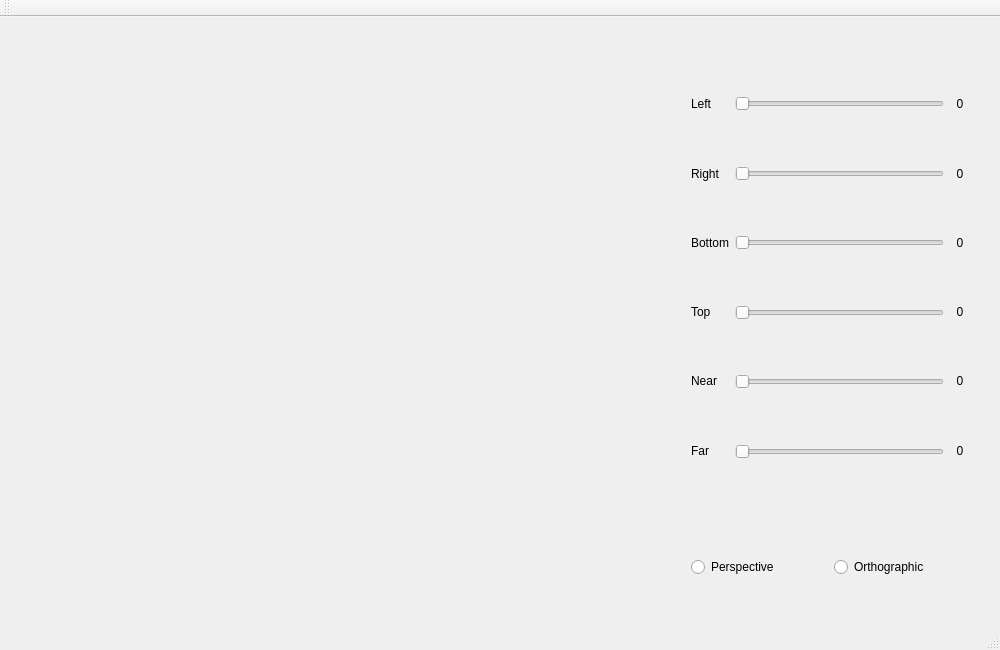
gandis0713/gengine, file example/polygon/mainwindow.ui: the form before one commit.
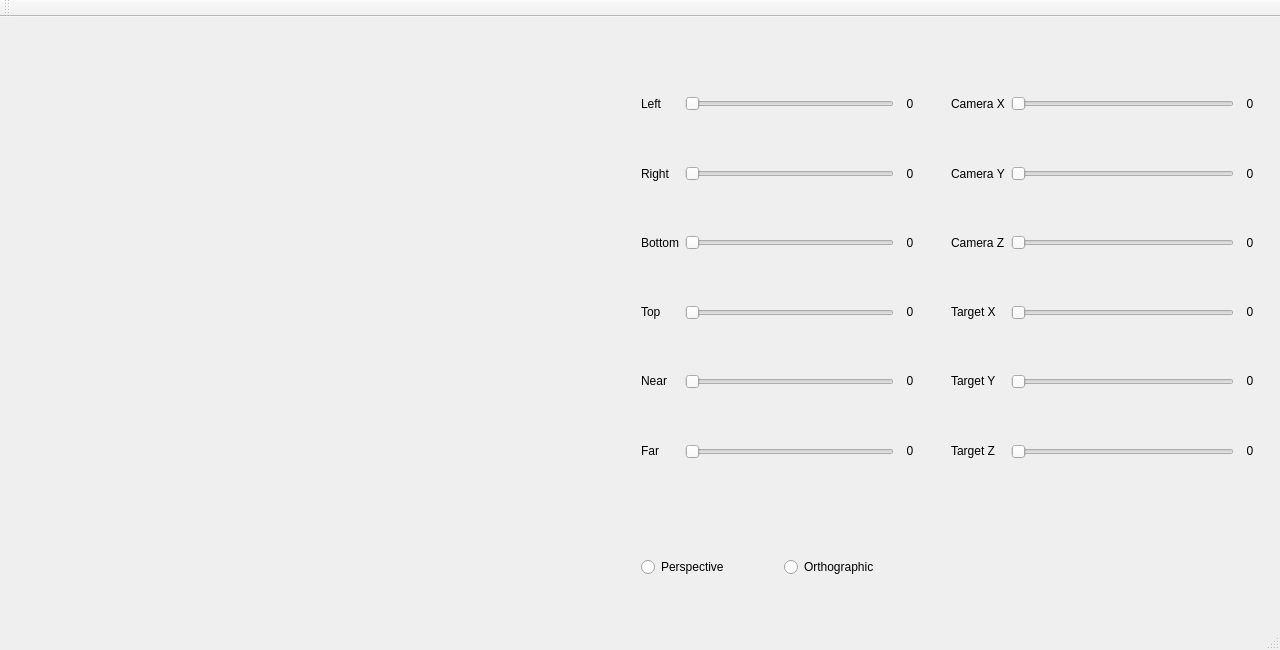
The form after the commit.

Commit message: modified that example for polygon

```diff
--- a/example/polygon/mainwindow.ui
+++ b/example/polygon/mainwindow.ui
@@ -6,7 +6,7 @@
    <rect>
     <x>0</x>
     <y>0</y>
-    <width>1000</width>
+    <width>1280</width>
     <height>650</height>
    </rect>
   </property>
@@ -19,7 +19,7 @@
      <rect>
       <x>20</x>
       <y>20</y>
-      <width>640</width>
+      <width>600</width>
       <height>560</height>
      </rect>
     </property>
@@ -27,7 +27,7 @@
    <widget class="QWidget" name="verticalLayoutWidget">
     <property name="geometry">
      <rect>
-      <x>680</x>
+      <x>630</x>
       <y>20</y>
       <width>301</width>
       <height>481</height>
@@ -493,7 +493,7 @@
    <widget class="QWidget" name="horizontalLayoutWidget">
     <property name="geometry">
      <rect>
-      <x>680</x>
+      <x>630</x>
       <y>510</y>
       <width>301</width>
       <height>80</height>
@@ -524,6 +524,472 @@
      </item>
     </layout>
    </widget>
+   <widget class="QWidget" name="verticalLayoutWidget_2">
+    <property name="geometry">
+     <rect>
+      <x>940</x>
+      <y>20</y>
+      <width>331</width>
+      <height>481</height>
+     </rect>
+    </property>
+    <layout class="QVBoxLayout" name="verticalLayout_7">
+     <item>
+      <layout class="QHBoxLayout" name="horizontalLayout_9">
+       <item>
+        <layout class="QVBoxLayout" name="verticalLayout_8">
+         <property name="sizeConstraint">
+          <enum>QLayout::SetFixedSize</enum>
+         </property>
+         <item>
+          <spacer name="verticalSpacer_22">
+           <property name="orientation">
+            <enum>Qt::Vertical</enum>
+           </property>
+           <property name="sizeHint" stdset="0">
+            <size>
+             <width>20</width>
+             <height>40</height>
+            </size>
+           </property>
+          </spacer>
+         </item>
+         <item>
+          <widget class="QLabel" name="label_7">
+           <property name="text">
+            <string>Camera X</string>
+           </property>
+          </widget>
+         </item>
+         <item>
+          <spacer name="verticalSpacer_23">
+           <property name="orientation">
+            <enum>Qt::Vertical</enum>
+           </property>
+           <property name="sizeHint" stdset="0">
+            <size>
+             <width>20</width>
+             <height>40</height>
+            </size>
+           </property>
+          </spacer>
+         </item>
+         <item>
+          <widget class="QLabel" name="label_8">
+           <property name="text">
+            <string>Camera Y</string>
+           </property>
+          </widget>
+         </item>
+         <item>
+          <spacer name="verticalSpacer_24">
+           <property name="orientation">
+            <enum>Qt::Vertical</enum>
+           </property>
+           <property name="sizeHint" stdset="0">
+            <size>
+             <width>20</width>
+             <height>40</height>
+            </size>
+           </property>
+          </spacer>
+         </item>
+         <item>
+          <widget class="QLabel" name="label_9">
+           <property name="text">
+            <string>Camera Z</string>
+           </property>
+          </widget>
+         </item>
+         <item>
+          <spacer name="verticalSpacer_25">
+           <property name="orientation">
+            <enum>Qt::Vertical</enum>
+           </property>
+           <property name="sizeHint" stdset="0">
+            <size>
+             <width>20</width>
+             <height>40</height>
+            </size>
+           </property>
+          </spacer>
+         </item>
+         <item>
+          <widget class="QLabel" name="label_10">
+           <property name="text">
+            <string>Target X</string>
+           </property>
+          </widget>
+         </item>
+         <item>
+          <spacer name="verticalSpacer_26">
+           <property name="orientation">
+            <enum>Qt::Vertical</enum>
+           </property>
+           <property name="sizeHint" stdset="0">
+            <size>
+             <width>20</width>
+             <height>40</height>
+            </size>
+           </property>
+          </spacer>
+         </item>
+         <item>
+          <widget class="QLabel" name="label_11">
+           <property name="text">
+            <string>Target Y</string>
+           </property>
+          </widget>
+         </item>
+         <item>
+          <spacer name="verticalSpacer_27">
+           <property name="orientation">
+            <enum>Qt::Vertical</enum>
+           </property>
+           <property name="sizeHint" stdset="0">
+            <size>
+             <width>20</width>
+             <height>40</height>
+            </size>
+           </property>
+          </spacer>
+         </item>
+         <item>
+          <widget class="QLabel" name="label_12">
+           <property name="text">
+            <string>Target Z</string>
+           </property>
+          </widget>
+         </item>
+         <item>
+          <spacer name="verticalSpacer_28">
+           <property name="orientation">
+            <enum>Qt::Vertical</enum>
+           </property>
+           <property name="sizeHint" stdset="0">
+            <size>
+             <width>20</width>
+             <height>40</height>
+            </size>
+           </property>
+          </spacer>
+         </item>
+        </layout>
+       </item>
+       <item>
+        <layout class="QVBoxLayout" name="verticalLayout_9">
+         <property name="sizeConstraint">
+          <enum>QLayout::SetFixedSize</enum>
+         </property>
+         <item>
+          <spacer name="verticalSpacer_29">
+           <property name="orientation">
+            <enum>Qt::Vertical</enum>
+           </property>
+           <property name="sizeHint" stdset="0">
+            <size>
+             <width>20</width>
+             <height>10</height>
+            </size>
+           </property>
+          </spacer>
+         </item>
+         <item>
+          <widget class="QSlider" name="SCameraX">
+           <property name="sizePolicy">
+            <sizepolicy hsizetype="Expanding" vsizetype="Fixed">
+             <horstretch>0</horstretch>
+             <verstretch>0</verstretch>
+            </sizepolicy>
+           </property>
+           <property name="orientation">
+            <enum>Qt::Horizontal</enum>
+           </property>
+          </widget>
+         </item>
+         <item>
+          <spacer name="verticalSpacer_30">
+           <property name="orientation">
+            <enum>Qt::Vertical</enum>
+           </property>
+           <property name="sizeHint" stdset="0">
+            <size>
+             <width>20</width>
+             <height>40</height>
+            </size>
+           </property>
+          </spacer>
+         </item>
+         <item>
+          <widget class="QSlider" name="SCameraY">
+           <property name="orientation">
+            <enum>Qt::Horizontal</enum>
+           </property>
+          </widget>
+         </item>
+         <item>
+          <spacer name="verticalSpacer_31">
+           <property name="orientation">
+            <enum>Qt::Vertical</enum>
+           </property>
+           <property name="sizeHint" stdset="0">
+            <size>
+             <width>20</width>
+             <height>40</height>
+            </size>
+           </property>
+          </spacer>
+         </item>
+         <item>
+          <widget class="QSlider" name="SCameraZ">
+           <property name="orientation">
+            <enum>Qt::Horizontal</enum>
+           </property>
+          </widget>
+         </item>
+         <item>
+          <spacer name="verticalSpacer_32">
+           <property name="orientation">
+            <enum>Qt::Vertical</enum>
+           </property>
+           <property name="sizeHint" stdset="0">
+            <size>
+             <width>20</width>
+             <height>40</height>
+            </size>
+           </property>
+          </spacer>
+         </item>
+         <item>
+          <widget class="QSlider" name="STargetX">
+           <property name="orientation">
+            <enum>Qt::Horizontal</enum>
+           </property>
+          </widget>
+         </item>
+         <item>
+          <spacer name="verticalSpacer_33">
+           <property name="orientation">
+            <enum>Qt::Vertical</enum>
+           </property>
+           <property name="sizeHint" stdset="0">
+            <size>
+             <width>20</width>
+             <height>40</height>
+            </size>
+           </property>
+          </spacer>
+         </item>
+         <item>
+          <widget class="QSlider" name="STargetY">
+           <property name="orientation">
+            <enum>Qt::Horizontal</enum>
+           </property>
+          </widget>
+         </item>
+         <item>
+          <spacer name="verticalSpacer_34">
+           <property name="orientation">
+            <enum>Qt::Vertical</enum>
+           </property>
+           <property name="sizeHint" stdset="0">
+            <size>
+             <width>20</width>
+             <height>40</height>
+            </size>
+           </property>
+          </spacer>
+         </item>
+         <item>
+          <widget class="QSlider" name="STargetZ">
+           <property name="orientation">
+            <enum>Qt::Horizontal</enum>
+           </property>
+          </widget>
+         </item>
+         <item>
+          <spacer name="verticalSpacer_35">
+           <property name="orientation">
+            <enum>Qt::Vertical</enum>
+           </property>
+           <property name="sizeHint" stdset="0">
+            <size>
+             <width>20</width>
+             <height>10</height>
+            </size>
+           </property>
+          </spacer>
+         </item>
+        </layout>
+       </item>
+       <item>
+        <layout class="QVBoxLayout" name="verticalLayout_10">
+         <property name="sizeConstraint">
+          <enum>QLayout::SetFixedSize</enum>
+         </property>
+         <item>
+          <spacer name="verticalSpacer_36">
+           <property name="orientation">
+            <enum>Qt::Vertical</enum>
+           </property>
+           <property name="sizeHint" stdset="0">
+            <size>
+             <width>20</width>
+             <height>40</height>
+            </size>
+           </property>
+          </spacer>
+         </item>
+         <item>
+          <widget class="QLabel" name="lCameraX">
+           <property name="sizePolicy">
+            <sizepolicy hsizetype="Preferred" vsizetype="Preferred">
+             <horstretch>0</horstretch>
+             <verstretch>0</verstretch>
+            </sizepolicy>
+           </property>
+           <property name="text">
+            <string>0</string>
+           </property>
+           <property name="alignment">
+            <set>Qt::AlignCenter</set>
+           </property>
+          </widget>
+         </item>
+         <item>
+          <spacer name="verticalSpacer_37">
+           <property name="orientation">
+            <enum>Qt::Vertical</enum>
+           </property>
+           <property name="sizeHint" stdset="0">
+            <size>
+             <width>20</width>
+             <height>40</height>
+            </size>
+           </property>
+          </spacer>
+         </item>
+         <item>
+          <widget class="QLabel" name="lCameraY">
+           <property name="text">
+            <string>0</string>
+           </property>
+           <property name="alignment">
+            <set>Qt::AlignCenter</set>
+           </property>
+          </widget>
+         </item>
+         <item>
+          <spacer name="verticalSpacer_38">
+           <property name="orientation">
+            <enum>Qt::Vertical</enum>
+           </property>
+           <property name="sizeHint" stdset="0">
+            <size>
+             <width>20</width>
+             <height>40</height>
+            </size>
+           </property>
+          </spacer>
+         </item>
+         <item>
+          <widget class="QLabel" name="lCameraZ">
+           <property name="text">
+            <string>0</string>
+           </property>
+           <property name="alignment">
+            <set>Qt::AlignCenter</set>
+           </property>
+          </widget>
+         </item>
+         <item>
+          <spacer name="verticalSpacer_39">
+           <property name="orientation">
+            <enum>Qt::Vertical</enum>
+           </property>
+           <property name="sizeHint" stdset="0">
+            <size>
+             <width>20</width>
+             <height>40</height>
+            </size>
+           </property>
+          </spacer>
+         </item>
+         <item>
+          <widget class="QLabel" name="lTargetX">
+           <property name="text">
+            <string>0</string>
+           </property>
+           <property name="alignment">
+            <set>Qt::AlignCenter</set>
+           </property>
+          </widget>
+         </item>
+         <item>
+          <spacer name="verticalSpacer_40">
+           <property name="orientation">
+            <enum>Qt::Vertical</enum>
+           </property>
+           <property name="sizeHint" stdset="0">
+            <size>
+             <width>20</width>
+             <height>40</height>
+            </size>
+           </property>
+          </spacer>
+         </item>
+         <item>
+          <widget class="QLabel" name="lTargetY">
+           <property name="text">
+            <string>0</string>
+           </property>
+           <property name="alignment">
+            <set>Qt::AlignCenter</set>
+           </property>
+          </widget>
+         </item>
+         <item>
+          <spacer name="verticalSpacer_41">
+           <property name="orientation">
+            <enum>Qt::Vertical</enum>
+           </property>
+           <property name="sizeHint" stdset="0">
+            <size>
+             <width>20</width>
+             <height>40</height>
+            </size>
+           </property>
+          </spacer>
+         </item>
+         <item>
+          <widget class="QLabel" name="lTargetZ">
+           <property name="text">
+            <string>0</string>
+           </property>
+           <property name="alignment">
+            <set>Qt::AlignCenter</set>
+           </property>
+          </widget>
+         </item>
+         <item>
+          <spacer name="verticalSpacer_42">
+           <property name="orientation">
+            <enum>Qt::Vertical</enum>
+           </property>
+           <property name="sizeHint" stdset="0">
+            <size>
+             <width>20</width>
+             <height>40</height>
+            </size>
+           </property>
+          </spacer>
+         </item>
+        </layout>
+       </item>
+      </layout>
+     </item>
+    </layout>
+   </widget>
   </widget>
   <widget class="QMenuBar" name="menuBar">
    <property name="geometry">
```
Left out of the diff: 5 changed lines with no effect on the pictures. The commit also changes 2 other files.
